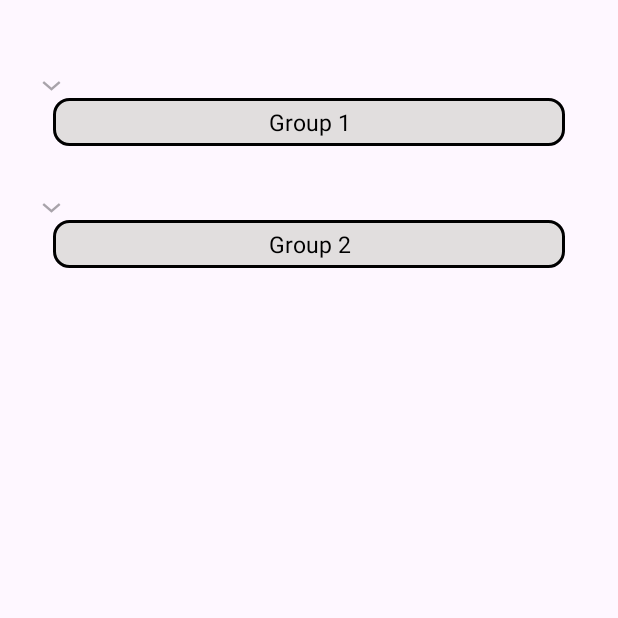
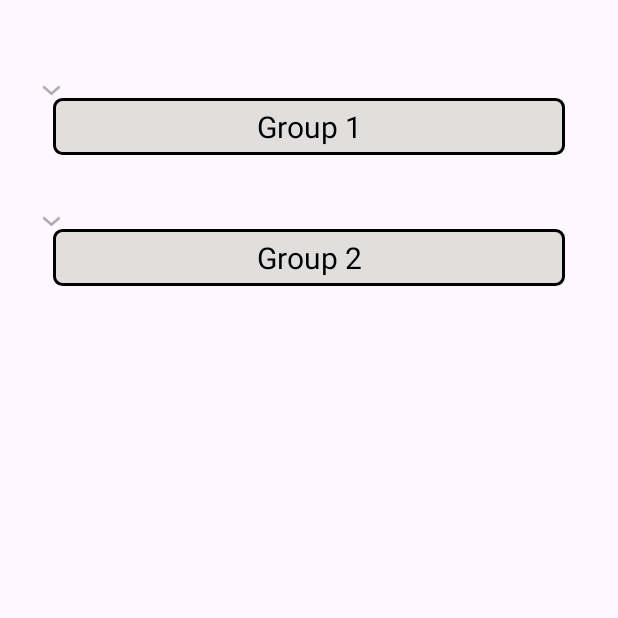
Before and after one commit to tanu-08/ExpandableUIDemo, an Android app: the screen it shows after launch (MainActivity), on a phone screen of 412 x 824 dp, the top half of it. Run offline under Robolectric (Android 15) with nearby library versions, the phone set to English and light mode, and no system bars.

Commit message:
UI Fixes

```diff
--- a/app/src/main/res/drawable/item_bg.xml
+++ b/app/src/main/res/drawable/item_bg.xml
@@ -2,7 +2,7 @@
 <shape xmlns:android="http://schemas.android.com/apk/res/android"
     android:shape="rectangle">
     <solid android:color="#E1DEDE"/>
-    <corners android:radius="10dp"/>
+    <corners android:radius="5dp"/>
     <stroke android:color="@color/black"
         android:width="2dp"/>
 </shape>
--- a/app/src/main/res/layout/item_layout.xml
+++ b/app/src/main/res/layout/item_layout.xml
@@ -12,7 +12,7 @@
         android:layout_marginTop="50dp"
         android:background="@drawable/item_bg"
         android:textColor="@color/black"
-        android:textSize="15sp"
+        android:textSize="20sp"
         android:gravity="center"
         android:padding="5dp"
         />
--- a/app/src/main/res/layout/sub_item_layout.xml
+++ b/app/src/main/res/layout/sub_item_layout.xml
@@ -8,10 +8,10 @@
         android:layout_width="match_parent"
         android:layout_height="wrap_content"
         app:layout_constraintTop_toTopOf="parent"
-        android:layout_marginHorizontal="20dp"
+        android:layout_margin="20dp"
         android:padding="10dp"
         android:textColor="@color/black"
-        android:textSize="20sp"
+        android:textSize="15sp"
         android:background="#41000000"/>
 
 </androidx.constraintlayout.widget.ConstraintLayout>
```
